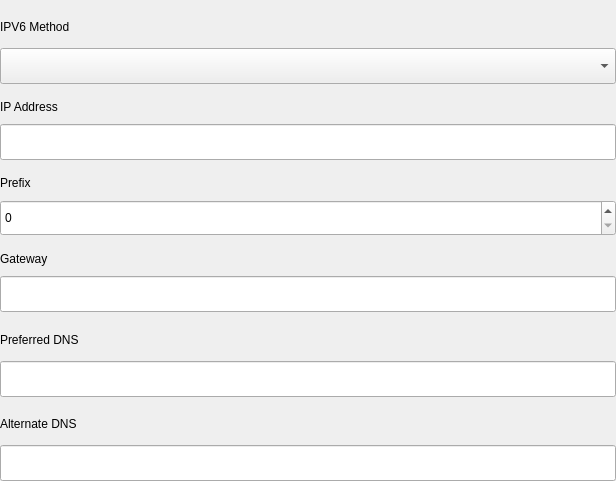
This is plugins/network/src/plugin/setting-widget/ipv6-widget.ui in openeuler-mirror/kiran-control-panel as Qt 5 draws it before an edit. The edited form follows.
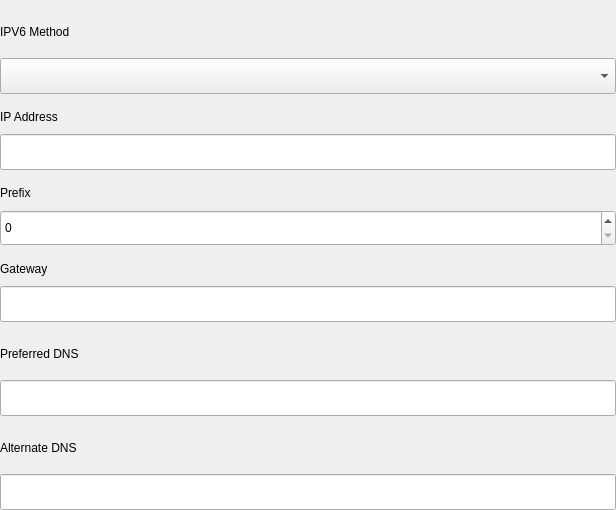
This is the edited form. Custom widgets are drawn as their Qt base class.

```diff
--- a/plugins/network/src/plugin/setting-widget/ipv6-widget.ui
+++ b/plugins/network/src/plugin/setting-widget/ipv6-widget.ui
@@ -7,7 +7,7 @@
     <x>0</x>
     <y>0</y>
     <width>616</width>
-    <height>481</height>
+    <height>510</height>
    </rect>
   </property>
   <property name="windowTitle">
```
Left out of the diff: 18 changed lines with no effect on the pictures.
